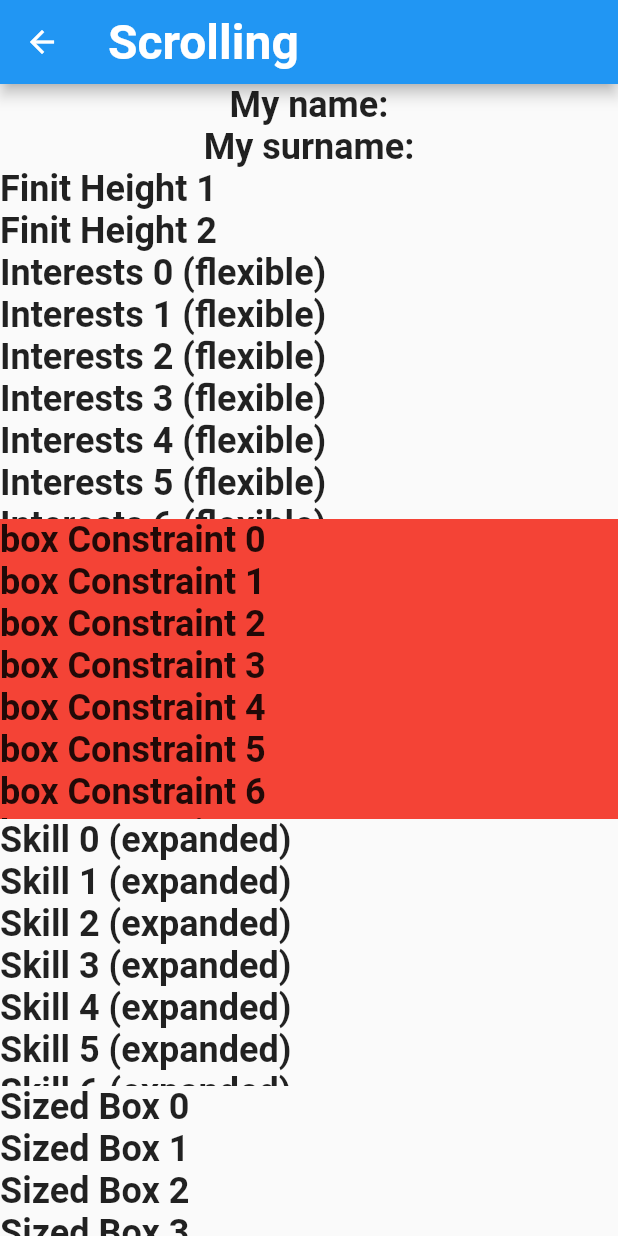
After one commit to qinyanjuidavid/Flutter-All-Round, a Flutter app: the OrientationAndMediaQueryScreen screen opened by its route, after a tap on the "arrow back" icon, after a tap on "Scrolling And Constraints", on a phone screen of 412 x 824 dp. The commit adds this screen. Run offline on Flutter 3.47's test engine with Material 2 defaults, Android fonts, the phone set to English and light mode, and no system bars; missing offline and left inert: dart:html.

Commit message:
:art: scrolling and constraints

```diff
--- a/lib/configs/routes.dart
+++ b/lib/configs/routes.dart
@@ -8,6 +8,7 @@ import 'package:pro1/views/container_screen.dart';
 import 'package:pro1/views/dialogs.dart';
 import 'package:pro1/views/home.dart';
 import 'package:pro1/views/orientations_and_mediaquery.dart';
+import 'package:pro1/views/scrolling_and_constraints.dart';
 import 'package:pro1/views/stacked_and_positioned_screen.dart';
 import 'package:pro1/views/statefull_widget.dart';
 import 'package:pro1/views/stateless_widget_screen.dart';
@@ -32,4 +33,5 @@ final appRoutes = {
   "dialog/": (context) => DialogScreen(),
   "layoutbuilder/": (context) => LayoutBuilderScreen(),
   "orientation/": (context) => OrientationAndMediaQueryScreen(),
+  "scrolling/": (context) => ScrollingAndConstraintsScreen(),
 };
--- a/lib/views/home.dart
+++ b/lib/views/home.dart
@@ -228,6 +228,19 @@ class _HomeScreenState extends State<HomeScreen> {
                     ),
                   ),
                 ),
+                MaterialButton(
+                  color: Colors.red,
+                  onPressed: () {
+                    Navigator.pushNamed(context, "scrolling/");
+                  },
+                  child: const Text(
+                    "Scrolling And Constraints",
+                    style: TextStyle(
+                      fontWeight: FontWeight.bold,
+                      color: Colors.white,
+                    ),
+                  ),
+                )
               ],
             )
           ],
--- a/lib/views/orientations_and_mediaquery.dart
+++ b/lib/views/orientations_and_mediaquery.dart
@@ -21,7 +21,9 @@ class _OrientationAndMediaQueryScreenState
       child: Scaffold(
         appBar: AppBar(
           leading: IconButton(
-            onPressed: () {},
+            onPressed: () {
+              Navigator.popAndPushNamed(context, "/");
+            },
             icon: const Icon(Icons.arrow_back),
           ),
           title: const Text(
@@ -41,6 +43,49 @@ class _OrientationAndMediaQueryScreenState
                 fontSize: 20,
               ),
             ),
+            Padding(
+              padding: const EdgeInsets.all(15),
+              child: Text(
+                "Width: $width",
+                style: const TextStyle(
+                  fontSize: 20,
+                  fontWeight: FontWeight.bold,
+                ),
+              ),
+            ),
+            Padding(
+              padding: const EdgeInsets.all(15),
+              child: LayoutBuilder(
+                builder: (context, constraints) {
+                  return Text(
+                    "${constraints.maxWidth}",
+                    style: const TextStyle(
+                      fontSize: 20,
+                      fontWeight: FontWeight.bold,
+                    ),
+                  );
+                },
+              ),
+            ),
+            OrientationBuilder(builder: (context, orientation) {
+              if (orientation == Orientation.portrait) {
+                return const Text(
+                  "Portrait",
+                  style: TextStyle(
+                    fontSize: 20,
+                    fontWeight: FontWeight.bold,
+                  ),
+                );
+              } else {
+                return const Text(
+                  "Different orientation",
+                  style: TextStyle(
+                    fontSize: 20,
+                    fontWeight: FontWeight.bold,
+                  ),
+                );
+              }
+            })
           ],
         ),
       ),
--- /dev/null
+++ b/lib/views/scrolling_and_constraints.dart
@@ -0,0 +1,135 @@
+import 'package:flutter/material.dart';
+
+class ScrollingAndConstraintsScreen extends StatefulWidget {
+  ScrollingAndConstraintsScreen({Key? key}) : super(key: key);
+
+  @override
+  State<ScrollingAndConstraintsScreen> createState() =>
+      _ScrollingAndConstraintsScreenState();
+}
+
+class _ScrollingAndConstraintsScreenState
+    extends State<ScrollingAndConstraintsScreen> {
+  final myList = List<int>.generate(100, (i) => i);
+  @override
+  Widget build(BuildContext context) {
+    return SafeArea(
+      child: Scaffold(
+        appBar: AppBar(
+          leading: IconButton(
+            onPressed: () {
+              Navigator.popAndPushNamed(context, "/");
+            },
+            icon: const Icon(Icons.arrow_back),
+          ),
+          title: const Text(
+            "Scrolling",
+            style: TextStyle(
+              fontWeight: FontWeight.bold,
+              fontSize: 32,
+            ),
+          ),
+        ),
+        body: Column(
+          children: [
+            const Text(
+              "My name:",
+              style: TextStyle(
+                fontWeight: FontWeight.bold,
+                fontSize: 24,
+              ),
+            ),
+            const Text(
+              "My surname:",
+              style: TextStyle(
+                fontWeight: FontWeight.bold,
+                fontSize: 24,
+              ),
+            ),
+            ListView(
+              shrinkWrap: true,
+              children: const [
+                Text(
+                  "Finit Height 1",
+                  style: TextStyle(
+                    fontWeight: FontWeight.bold,
+                    fontSize: 24,
+                  ),
+                ),
+                Text(
+                  "Finit Height 2",
+                  style: TextStyle(
+                    fontWeight: FontWeight.bold,
+                    fontSize: 24,
+                  ),
+                ),
+              ],
+            ),
+            Flexible(
+              fit: FlexFit.tight,
+              child: ListView.builder(
+                itemCount: myList.length,
+                itemBuilder: (context, index) {
+                  return Text(
+                    "Interests $index (flexible)",
+                    style: const TextStyle(
+                      fontWeight: FontWeight.bold,
+                      fontSize: 24,
+                    ),
+                  );
+                },
+              ),
+            ),
+            Container(
+              constraints: const BoxConstraints.expand(
+                height: 200,
+              ),
+              color: Colors.red,
+              child: ListView.builder(
+                itemCount: myList.length,
+                itemBuilder: (context, index) {
+                  return Text(
+                    "box Constraint $index",
+                    style: const TextStyle(
+                      fontWeight: FontWeight.bold,
+                      fontSize: 24,
+                    ),
+                  );
+                },
+              ),
+            ),
+            Expanded(
+              child: ListView.builder(
+                itemCount: myList.length,
+                itemBuilder: (context, index) {
+                  return Text(
+                    "Skill $index (expanded)",
+                    style: const TextStyle(
+                      fontWeight: FontWeight.bold,
+                      fontSize: 24,
+                    ),
+                  );
+                },
+              ),
+            ),
+            SizedBox.fromSize(
+              size: const Size(1000, 100),
+              child: ListView.builder(
+                itemCount: myList.length,
+                itemBuilder: (context, index) {
+                  return Text(
+                    "Sized Box $index",
+                    style: const TextStyle(
+                      fontWeight: FontWeight.bold,
+                      fontSize: 24,
+                    ),
+                  );
+                },
+              ),
+            )
+          ],
+        ),
+      ),
+    );
+  }
+}
```
